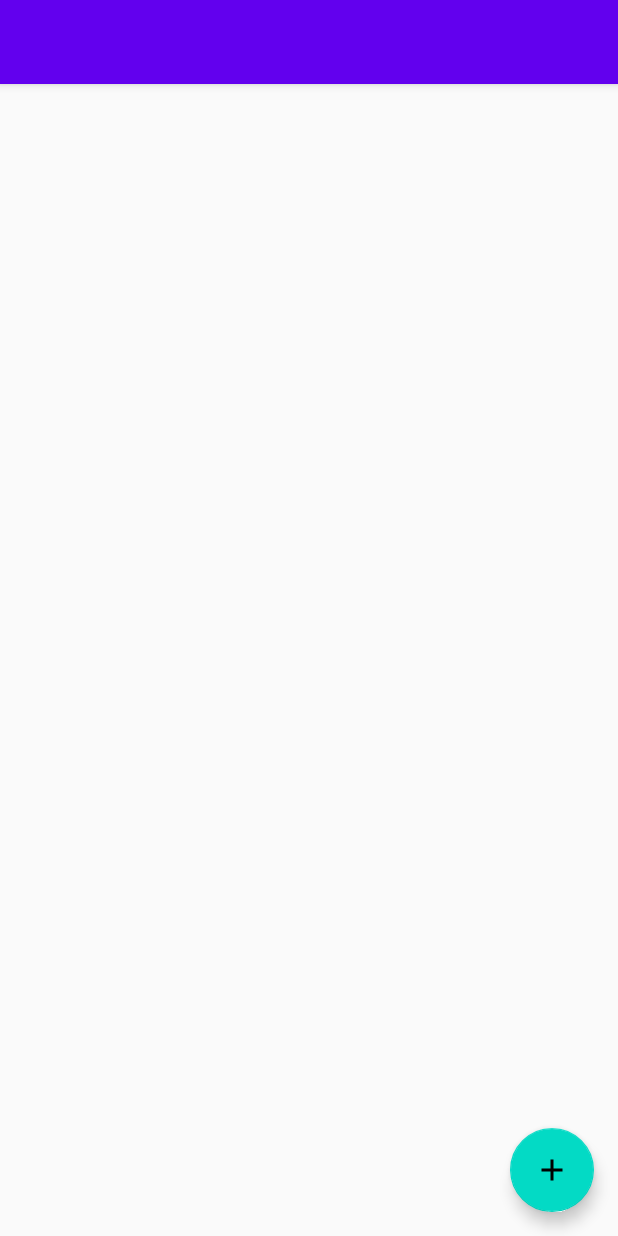
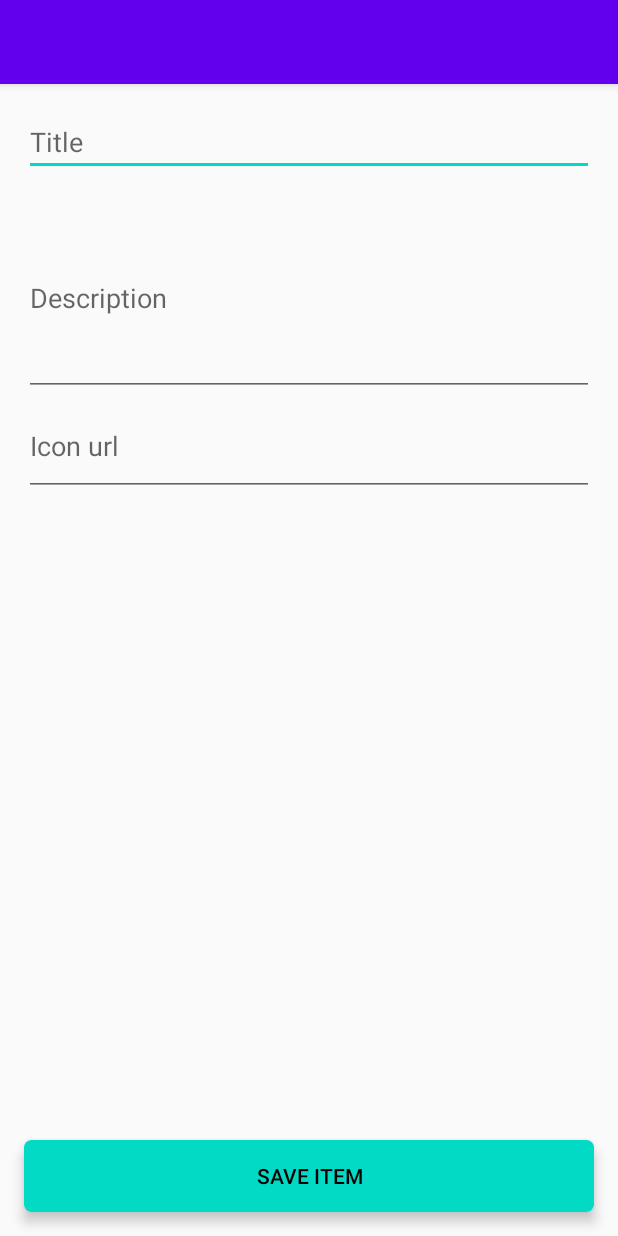
Before and after one commit to mhabzda/android-todo-list, an Android app: the ItemCreationActivity screen opened directly, with no data from a screen before it, on a phone screen of 412 x 824 dp. Run offline under Robolectric (Android 15) with nearby library versions, the phone set to English and light mode, and no system bars; our stand-ins replace Dagger/Hilt's generated code; 4 statements that could not run were skipped.

Commit message:
Create layout for item creation view

```diff
--- /dev/null
+++ b/app/src/main/java/com/todo/list/di/ItemCreationViewModule.kt
@@ -0,0 +1,12 @@
+package com.todo.list.di
+
+import com.todo.list.ui.creation.ItemCreationActivity
+import com.todo.list.ui.creation.ItemCreationContract
+import dagger.Binds
+import dagger.Module
+
+@Module
+abstract class ItemCreationViewModule {
+  @Binds
+  abstract fun provideItemCreationView(itemCreationActivity: ItemCreationActivity): ItemCreationContract.View
+}
--- a/app/src/main/java/com/todo/list/di/ScreensModule.kt
+++ b/app/src/main/java/com/todo/list/di/ScreensModule.kt
@@ -13,6 +13,6 @@ abstract class ScreensModule {
   abstract fun provideListActivity(): ListActivity
 
   @ActivityScope
-  @ContributesAndroidInjector
+  @ContributesAndroidInjector(modules = [ItemCreationViewModule::class])
   abstract fun provideItemCreationActivity(): ItemCreationActivity
 }
--- a/app/src/main/java/com/todo/list/ui/creation/ItemCreationActivity.kt
+++ b/app/src/main/java/com/todo/list/ui/creation/ItemCreationActivity.kt
@@ -1,11 +1,15 @@
 package com.todo.list.ui.creation
 
 import android.os.Bundle
+import android.view.View
 import androidx.lifecycle.ViewModelProvider
 import com.todo.list.R
 import com.todo.list.di.ViewModelFactory
 import dagger.android.support.DaggerAppCompatActivity
 import javax.inject.Inject
+import kotlinx.android.synthetic.main.loading_button.item_action_button as itemActionButton
+import kotlinx.android.synthetic.main.loading_button.item_icon_progress_bar as progressBar
+import kotlinx.android.synthetic.main.toolbar.my_toolbar as toolbar
 
 class ItemCreationActivity : DaggerAppCompatActivity(), ItemCreationContract.View {
   @Inject
@@ -15,8 +19,24 @@ class ItemCreationActivity : DaggerAppCompatActivity(), ItemCreationContract.Vie
 
   override fun onCreate(savedInstanceState: Bundle?) {
     super.onCreate(savedInstanceState)
-    setContentView(R.layout.activity_list)
+    setContentView(R.layout.activity_item_creation)
+    setActionBar(toolbar)
 
     presenter = ViewModelProvider(this, viewModelFactory).get(ItemCreationPresenter::class.java)
+    itemActionButton.setOnClickListener { presenter.saveItemButtonClicked() }
+  }
+
+  override fun toggleLoading(isLoading: Boolean) {
+    if (isLoading) {
+      progressBar.visibility = View.VISIBLE
+      itemActionButton.visibility = View.GONE
+    } else {
+      progressBar.visibility = View.GONE
+      itemActionButton.visibility = View.VISIBLE
+    }
+  }
+
+  override fun close() {
+    finish()
   }
 }
--- a/app/src/main/java/com/todo/list/ui/creation/ItemCreationContract.kt
+++ b/app/src/main/java/com/todo/list/ui/creation/ItemCreationContract.kt
@@ -1,6 +1,12 @@
 package com.todo.list.ui.creation
 
 interface ItemCreationContract {
-  interface View
-  interface Presenter
+  interface View {
+    fun toggleLoading(isLoading: Boolean)
+    fun close()
+  }
+
+  interface Presenter {
+    fun saveItemButtonClicked()
+  }
 }
--- a/app/src/main/java/com/todo/list/ui/creation/ItemCreationPresenter.kt
+++ b/app/src/main/java/com/todo/list/ui/creation/ItemCreationPresenter.kt
@@ -1,6 +1,14 @@
 package com.todo.list.ui.creation
 
 import androidx.lifecycle.ViewModel
+import com.todo.list.ui.schedulers.SchedulerProvider
 import javax.inject.Inject
 
-class ItemCreationPresenter @Inject constructor() : ViewModel(), ItemCreationContract.Presenter
+class ItemCreationPresenter @Inject constructor(
+  private val view: ItemCreationContract.View,
+  private val schedulerProvider: SchedulerProvider
+) : ViewModel(), ItemCreationContract.Presenter {
+  override fun saveItemButtonClicked() {
+    view.toggleLoading(true)
+  }
+}
--- a/app/src/main/java/com/todo/list/ui/list/ListActivity.kt
+++ b/app/src/main/java/com/todo/list/ui/list/ListActivity.kt
@@ -11,9 +11,9 @@ import com.todo.list.ui.list.adapter.ListAdapter
 import dagger.android.support.DaggerAppCompatActivity
 import javax.inject.Inject
 import kotlinx.android.synthetic.main.activity_list.floating_action_button as floatingActionButton
-import kotlinx.android.synthetic.main.activity_list.my_toolbar as toolbar
 import kotlinx.android.synthetic.main.activity_list.swipe_refresh as swipeRefresh
 import kotlinx.android.synthetic.main.activity_list.todo_list as todoListView
+import kotlinx.android.synthetic.main.toolbar.my_toolbar as toolbar
 
 class ListActivity : DaggerAppCompatActivity(), ListContract.View {
   @Inject
--- /dev/null
+++ b/app/src/main/res/drawable/button_ripple_selector.xml
@@ -0,0 +1,16 @@
+<?xml version="1.0" encoding="utf-8"?>
+<ripple
+  xmlns:android="http://schemas.android.com/apk/res/android"
+  android:color="@color/colorAccent"
+  >
+
+  <item>
+    <selector>
+      <item
+        android:drawable="@color/colorAccentDark"
+        android:state_pressed="true"
+        />
+      <item android:drawable="@color/colorAccent"/>
+    </selector>
+  </item>
+</ripple>
--- /dev/null
+++ b/app/src/main/res/layout/activity_item_creation.xml
@@ -0,0 +1,71 @@
+<?xml version="1.0" encoding="utf-8"?>
+<androidx.constraintlayout.widget.ConstraintLayout
+  xmlns:android="http://schemas.android.com/apk/res/android"
+  xmlns:app="http://schemas.android.com/apk/res-auto"
+  android:layout_width="match_parent"
+  android:layout_height="match_parent"
+  >
+
+  <include
+    layout="@layout/toolbar"
+    app:layout_constraintLeft_toLeftOf="parent"
+    app:layout_constraintRight_toRightOf="parent"
+    app:layout_constraintTop_toTopOf="parent"
+    />
+
+  <EditText
+    android:id="@+id/edit_text_title"
+    android:layout_width="match_parent"
+    android:layout_height="wrap_content"
+    android:layout_marginLeft="@dimen/default_margin"
+    android:layout_marginTop="@dimen/default_margin"
+    android:layout_marginRight="@dimen/default_margin"
+    android:autofillHints="string"
+    android:hint="@string/item_creation_title_hint"
+    android:inputType="text"
+    android:maxLength="30"
+    app:layout_constraintLeft_toLeftOf="parent"
+    app:layout_constraintRight_toRightOf="parent"
+    app:layout_constraintTop_toBottomOf="@id/my_toolbar"
+    />
+
+  <EditText
+    android:id="@+id/edit_text_description"
+    android:layout_width="match_parent"
+    android:layout_height="wrap_content"
+    android:layout_margin="@dimen/default_margin"
+    android:autofillHints="string"
+    android:hint="@string/item_creation_description_hint"
+    android:inputType="textMultiLine"
+    android:lines="5"
+    android:maxLength="200"
+    app:layout_constraintLeft_toLeftOf="parent"
+    app:layout_constraintRight_toRightOf="parent"
+    app:layout_constraintTop_toBottomOf="@id/edit_text_title"
+    />
+
+  <EditText
+    android:layout_width="match_parent"
+    android:layout_height="wrap_content"
+    android:layout_marginLeft="@dimen/default_margin"
+    android:layout_marginRight="@dimen/default_margin"
+    android:autofillHints="string"
+    android:hint="@string/item_creation_icon_url_hint"
+    android:inputType="textMultiLine"
+    android:lines="2"
+    app:layout_constraintLeft_toLeftOf="parent"
+    app:layout_constraintRight_toRightOf="parent"
+    app:layout_constraintTop_toBottomOf="@id/edit_text_description"
+    />
+
+  <include
+    layout="@layout/loading_button"
+    android:layout_width="match_parent"
+    android:layout_height="wrap_content"
+    android:layout_margin="@dimen/default_margin"
+    app:layout_constraintBottom_toBottomOf="parent"
+    app:layout_constraintLeft_toLeftOf="parent"
+    app:layout_constraintRight_toRightOf="parent"
+    />
+
+</androidx.constraintlayout.widget.ConstraintLayout>
--- a/app/src/main/res/layout/activity_list.xml
+++ b/app/src/main/res/layout/activity_list.xml
@@ -7,17 +7,11 @@
   android:layout_height="match_parent"
   tools:context=".ui.list.ListActivity"
   >
-  <Toolbar
-    android:id="@+id/my_toolbar"
-    android:layout_width="match_parent"
-    android:layout_height="?attr/actionBarSize"
-    android:background="?attr/colorPrimary"
-    android:elevation="@dimen/toolbar_elevation"
-    android:theme="@style/ThemeOverlay.AppCompat.Dark.ActionBar"
+  <include
+    layout="@layout/toolbar"
     app:layout_constraintLeft_toLeftOf="parent"
     app:layout_constraintRight_toRightOf="parent"
     app:layout_constraintTop_toTopOf="parent"
-    app:popupTheme="@style/ThemeOverlay.AppCompat.Light"
     />
 
   <androidx.swiperefreshlayout.widget.SwipeRefreshLayout
--- /dev/null
+++ b/app/src/main/res/layout/loading_button.xml
@@ -0,0 +1,31 @@
+<?xml version="1.0" encoding="utf-8"?>
+<androidx.cardview.widget.CardView
+  xmlns:android="http://schemas.android.com/apk/res/android"
+  xmlns:app="http://schemas.android.com/apk/res-auto"
+  android:layout_width="match_parent"
+  android:layout_height="@dimen/loading_button_height"
+  android:background="@color/colorAccent"
+  app:cardCornerRadius="@dimen/default_card_elevation"
+  app:cardElevation="@dimen/default_radius"
+  >
+  <ProgressBar
+    android:id="@+id/item_icon_progress_bar"
+    android:layout_width="match_parent"
+    android:layout_height="match_parent"
+    android:layout_gravity="center"
+    android:background="@color/colorAccent"
+    android:indeterminate="true"
+    android:indeterminateTint="@color/colorPrimary"
+    android:indeterminateTintMode="src_atop"
+    android:visibility="gone"
+    />
+
+  <Button
+    android:id="@+id/item_action_button"
+    style="@style/Widget.AppCompat.Button.Borderless"
+    android:layout_width="match_parent"
+    android:layout_height="match_parent"
+    android:background="@drawable/button_ripple_selector"
+    android:text="@string/item_creation_button_title"
+    />
+</androidx.cardview.widget.CardView>
--- /dev/null
+++ b/app/src/main/res/layout/toolbar.xml
@@ -0,0 +1,12 @@
+<?xml version="1.0" encoding="utf-8"?>
+<Toolbar
+  xmlns:android="http://schemas.android.com/apk/res/android"
+  xmlns:app="http://schemas.android.com/apk/res-auto"
+  android:id="@+id/my_toolbar"
+  android:layout_width="match_parent"
+  android:layout_height="?attr/actionBarSize"
+  android:background="?attr/colorPrimary"
+  android:elevation="@dimen/toolbar_elevation"
+  android:theme="@style/ThemeOverlay.AppCompat.Dark.ActionBar"
+  app:popupTheme="@style/ThemeOverlay.AppCompat.Light"
+  />
--- a/app/src/main/res/values/colors.xml
+++ b/app/src/main/res/values/colors.xml
@@ -3,4 +3,5 @@
   <color name="colorPrimary">#6200EE</color>
   <color name="colorPrimaryDark">#3700B3</color>
   <color name="colorAccent">#03DAC5</color>
+  <color name="colorAccentDark">#02B09f</color>
 </resources>
--- a/app/src/main/res/values/dimens.xml
+++ b/app/src/main/res/values/dimens.xml
@@ -1,6 +1,10 @@
 <?xml version="1.0" encoding="utf-8"?>
 <resources>
+  <dimen name="default_margin">16dp</dimen>
   <dimen name="toolbar_elevation">4dp</dimen>
   <dimen name="list_icon_size">100dp</dimen>
   <dimen name="text_size_large">18sp</dimen>
+  <dimen name="loading_button_height">50dp</dimen>
+  <dimen name="default_card_elevation">5dp</dimen>
+  <dimen name="default_radius">5dp</dimen>
 </resources>
--- a/app/src/main/res/values/strings.xml
+++ b/app/src/main/res/values/strings.xml
@@ -6,4 +6,9 @@
   <string name="delete_item_dialog_message">Are you sure you want to delete this item?</string>
   <string name="delete_item_dialog_delete_button">Delete</string>
   <string name="delete_item_dialog_cancel_button">Cancel</string>
+
+  <string name="item_creation_title_hint">Title</string>
+  <string name="item_creation_description_hint">Description</string>
+  <string name="item_creation_icon_url_hint">Icon url</string>
+  <string name="item_creation_button_title">Save item</string>
 </resources>
```
